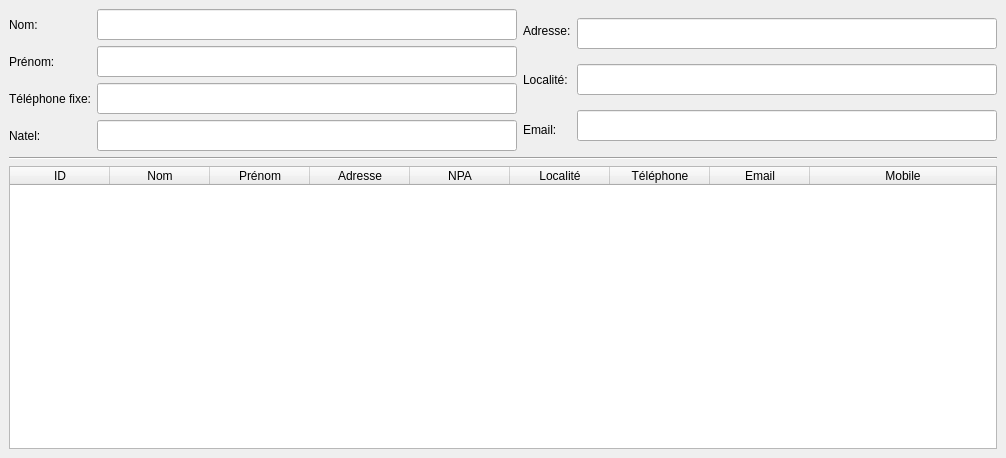
Old version of the form sploks/views/contract_form.ui in the repository LPOdev/Sploks.
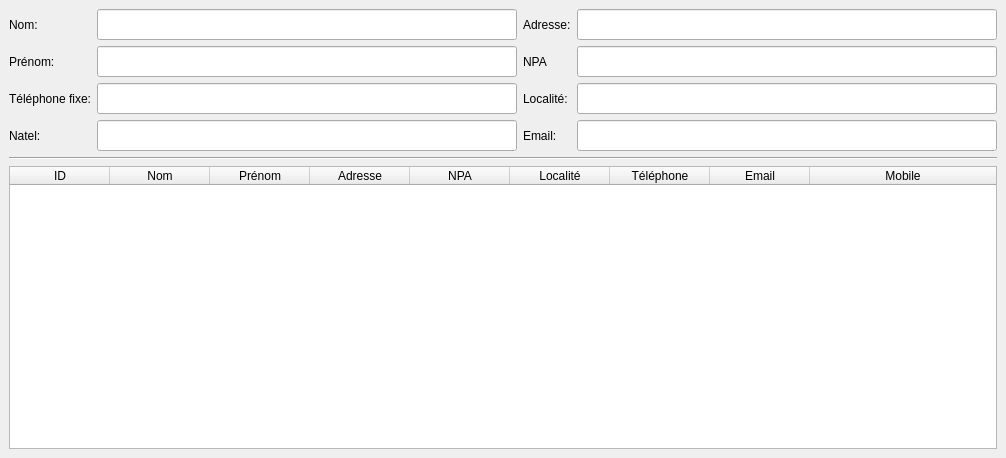
New version of the form.

Commit message: T11 Trouver un client

The edit to the form file:
```diff
--- a/sploks/views/contract_form.ui
+++ b/sploks/views/contract_form.ui
@@ -133,6 +133,28 @@
         </property>
        </widget>
       </item>
+      <item>
+       <widget class="QLineEdit" name="lbl_npa">
+        <property name="font">
+         <font>
+          <family>Arial</family>
+          <pointsize>14</pointsize>
+          <weight>10</weight>
+          <italic>false</italic>
+          <bold>false</bold>
+         </font>
+        </property>
+        <property name="styleSheet">
+         <string notr="true">font: 87 14pt &quot;Arial&quot;;</string>
+        </property>
+        <property name="text">
+         <string/>
+        </property>
+        <property name="readOnly">
+         <bool>false</bool>
+        </property>
+       </widget>
+      </item>
       <item>
        <widget class="QLineEdit" name="lbl_town">
         <property name="font">
@@ -327,6 +349,16 @@
         </property>
        </widget>
       </item>
+      <item>
+       <widget class="QLabel" name="label_19">
+        <property name="styleSheet">
+         <string notr="true">font: 87 14pt &quot;Arial Black&quot;;</string>
+        </property>
+        <property name="text">
+         <string>NPA</string>
+        </property>
+       </widget>
+      </item>
       <item>
        <widget class="QLabel" name="label_18">
         <property name="styleSheet">
```
The commit also changes 1 other file.
